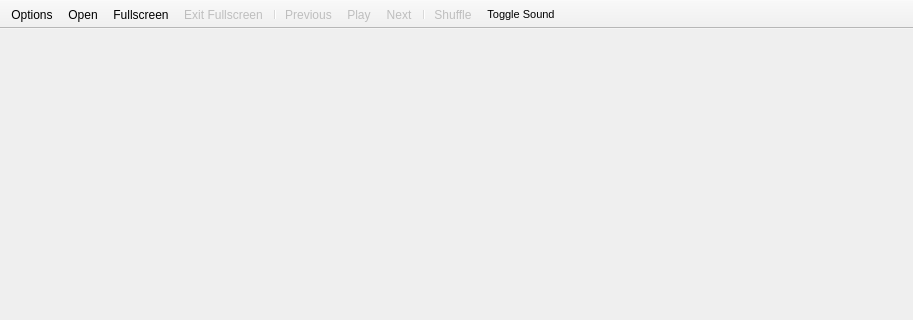
Before: the Qt Designer form poseviewerMainGui.ui in mare5x/poseviewer, drawn with Qt 5; both pictures show x 0 to 913 and y 0 to 320 of the 913 by 649 pixel window.
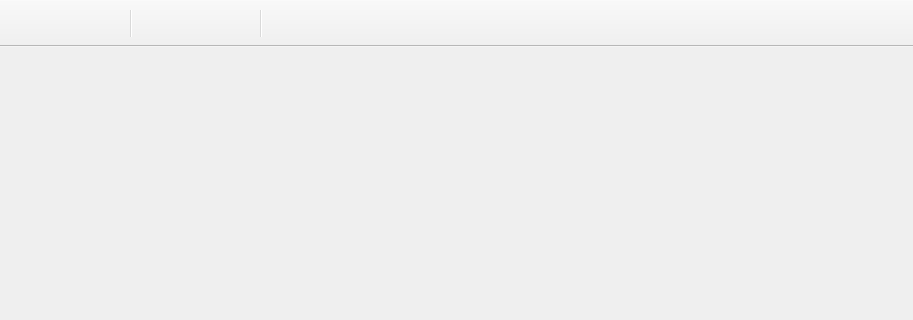
After: the same form once the commit is applied. Icons and pictures are not drawn.

Commit message: Changed toolbar feel.

```diff
--- a/poseviewerMainGui.ui
+++ b/poseviewerMainGui.ui
@@ -34,8 +34,14 @@
    <property name="movable">
     <bool>false</bool>
    </property>
+   <property name="iconSize">
+    <size>
+     <width>32</width>
+     <height>32</height>
+    </size>
+   </property>
    <property name="toolButtonStyle">
-    <enum>Qt::ToolButtonTextUnderIcon</enum>
+    <enum>Qt::ToolButtonIconOnly</enum>
    </property>
    <property name="floatable">
     <bool>false</bool>
@@ -49,7 +55,6 @@
    <addaction name="actionOptions"/>
    <addaction name="actionOpen"/>
    <addaction name="actionFullscreen"/>
-   <addaction name="actionExitFullscreen"/>
    <addaction name="separator"/>
    <addaction name="actionPrevious"/>
    <addaction name="actionPlay"/>
@@ -65,7 +70,7 @@
      <normaloff>:/Icons/settings.png</normaloff>:/Icons/settings.png</iconset>
    </property>
    <property name="text">
-    <string>Options</string>
+    <string/>
    </property>
   </action>
   <action name="actionOpen">
@@ -74,7 +79,7 @@
      <normaloff>:/Icons/open.png</normaloff>:/Icons/open.png</iconset>
    </property>
    <property name="text">
-    <string>Open</string>
+    <string/>
    </property>
    <property name="toolTip">
     <string>Open (Ctrl+O)</string>
@@ -92,7 +97,7 @@
      <normaloff>:/Icons/play.png</normaloff>:/Icons/play.png</iconset>
    </property>
    <property name="text">
-    <string>Play</string>
+    <string/>
    </property>
    <property name="toolTip">
     <string>Play (space)</string>
@@ -107,7 +112,7 @@
      <normaloff>:/Icons/fullscreen.png</normaloff>:/Icons/fullscreen.png</iconset>
    </property>
    <property name="text">
-    <string>Fullscreen</string>
+    <string/>
    </property>
    <property name="toolTip">
     <string>Fullscreen (F11)</string>
@@ -125,7 +130,7 @@
      <normaloff>:/Icons/previous.png</normaloff>:/Icons/previous.png</iconset>
    </property>
    <property name="text">
-    <string>Previous</string>
+    <string/>
    </property>
    <property name="toolTip">
     <string>Previous image (Left arrow)</string>
@@ -143,7 +148,7 @@
      <normaloff>:/Icons/next.png</normaloff>:/Icons/next.png</iconset>
    </property>
    <property name="text">
-    <string>Next</string>
+    <string/>
    </property>
    <property name="toolTip">
     <string>Next image (Right arrow)</string>
@@ -161,31 +166,10 @@
      <normaloff>:/Icons/shuffle.png</normaloff>:/Icons/shuffle.png</iconset>
    </property>
    <property name="text">
-    <string>Shuffle</string>
+    <string/>
    </property>
    <property name="toolTip">
-    <string>Shuffle order</string>
-   </property>
-  </action>
-  <action name="actionExitFullscreen">
-   <property name="enabled">
-    <bool>false</bool>
-   </property>
-   <property name="icon">
-    <iconset resource="icons.qrc">
-     <normaloff>:/Icons/closefullscreen.png</normaloff>:/Icons/closefullscreen.png</iconset>
-   </property>
-   <property name="text">
-    <string>Exit Fullscreen</string>
-   </property>
-   <property name="toolTip">
-    <string>Exit from fullscreen mode.</string>
-   </property>
-   <property name="shortcut">
-    <string>F11</string>
-   </property>
-   <property name="visible">
-    <bool>false</bool>
+    <string>Shuffle images</string>
    </property>
   </action>
   <action name="actionSound">
@@ -197,7 +181,7 @@
      <normaloff>:/Icons/soundon.png</normaloff>:/Icons/soundon.png</iconset>
    </property>
    <property name="text">
-    <string>Toggle Sound</string>
+    <string/>
    </property>
    <property name="toolTip">
     <string>Toggle sound effects during slideshow.</string>
```
Left out of the diff: 6 changed lines with no effect on the pictures. The commit also changes 2 other files.
